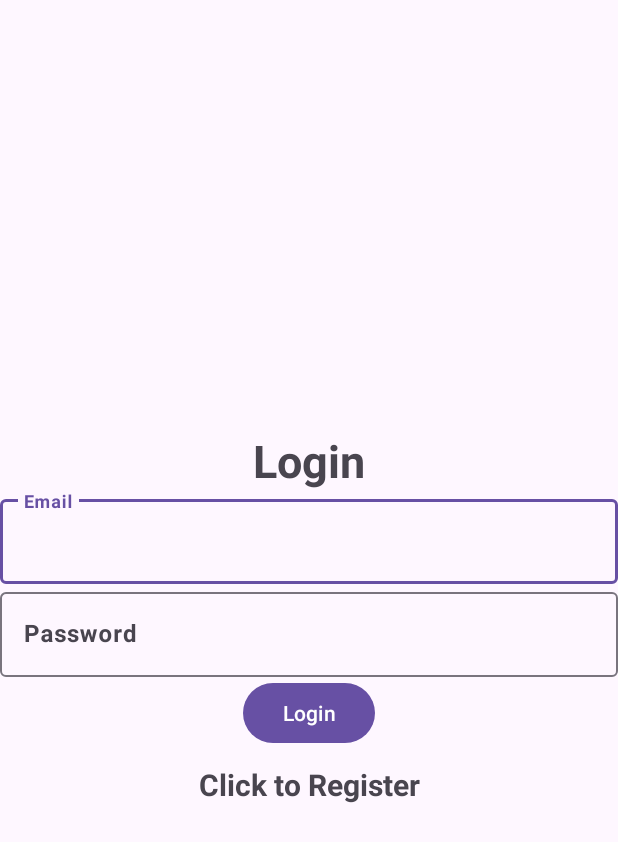
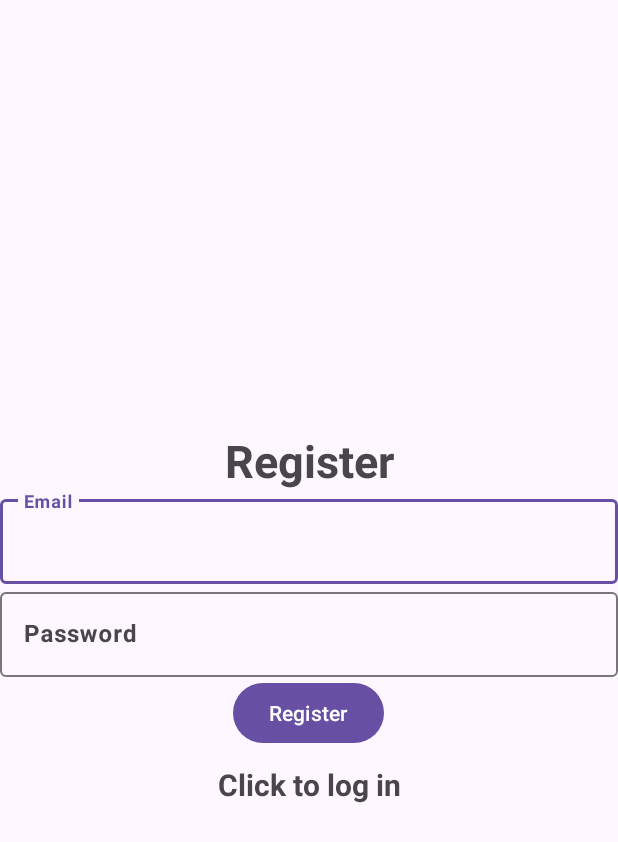
Before and after one commit to Trollkarl3n/Mobilt_java23_Erik_Werther_LifeCycle_v4, an Android app: the screen it shows after launch (Login before the commit, Register after it), after a tap on "Click to Register", on a phone screen of 412 x 824 dp. Shown: the top 842 px of the screen. Run offline under Robolectric (Android 15) with nearby library versions, the phone set to English and light mode, and no system bars; our stand-ins replace Firebase (no records; nobody signed in at launch, a user with empty details on screens opened directly); 1 other tap on this screen came first.

Commit message:
fixa små saker

```diff
--- a/app/src/main/java/com/example/forsta/Login.java
+++ b/app/src/main/java/com/example/forsta/Login.java
@@ -58,7 +58,7 @@ public class Login extends AppCompatActivity {
         textView.setOnClickListener(new View.OnClickListener() {
             @Override
             public void onClick(View view) {
-                Intent intent = new Intent(getApplicationContext(), Login.class);
+                Intent intent = new Intent(getApplicationContext(), Register.class);
                 startActivity(intent);
                 finish();
             }
--- a/app/src/main/java/com/example/forsta/Register.java
+++ b/app/src/main/java/com/example/forsta/Register.java
@@ -73,15 +73,17 @@ public class Register extends AppCompatActivity {
 
                 if (TextUtils.isEmpty(email)) {
                     Toast.makeText(Register.this, "Enter email", Toast.LENGTH_SHORT).show();
+                    progressBar.setVisibility(View.GONE);
                     return;
                 }
 
                 if (TextUtils.isEmpty(password)) {
                     Toast.makeText(Register.this, "Enter password", Toast.LENGTH_SHORT).show();
+                    progressBar.setVisibility(View.GONE);
                     return;
                 }
 
-                mAuth.signInWithEmailAndPassword(email, password)
+                mAuth.createUserWithEmailAndPassword(email, password)
                         .addOnCompleteListener(new OnCompleteListener<AuthResult>() {
                             @Override
                             public void onComplete(@NonNull Task<AuthResult> task) {
--- a/app/src/main/res/layout/activity_main.xml
+++ b/app/src/main/res/layout/activity_main.xml
@@ -14,7 +14,7 @@
         android:id="@+id/user_details"
         android:layout_width="wrap_content"
         android:layout_height="wrap_content"
-        android:text="Hello World!" />
+        android:text="@string/home_screen" />
     <Button
         android:id="@+id/logout"
         android:text="@string/Logout"
--- a/app/src/main/res/values/strings.xml
+++ b/app/src/main/res/values/strings.xml
@@ -15,4 +15,5 @@
     <string name="age">Age</string>
     <string name="name">Name</string>
     <string name="forms">Forms</string>
+    <string name="home_screen">Home screen</string>
 </resources>
```
